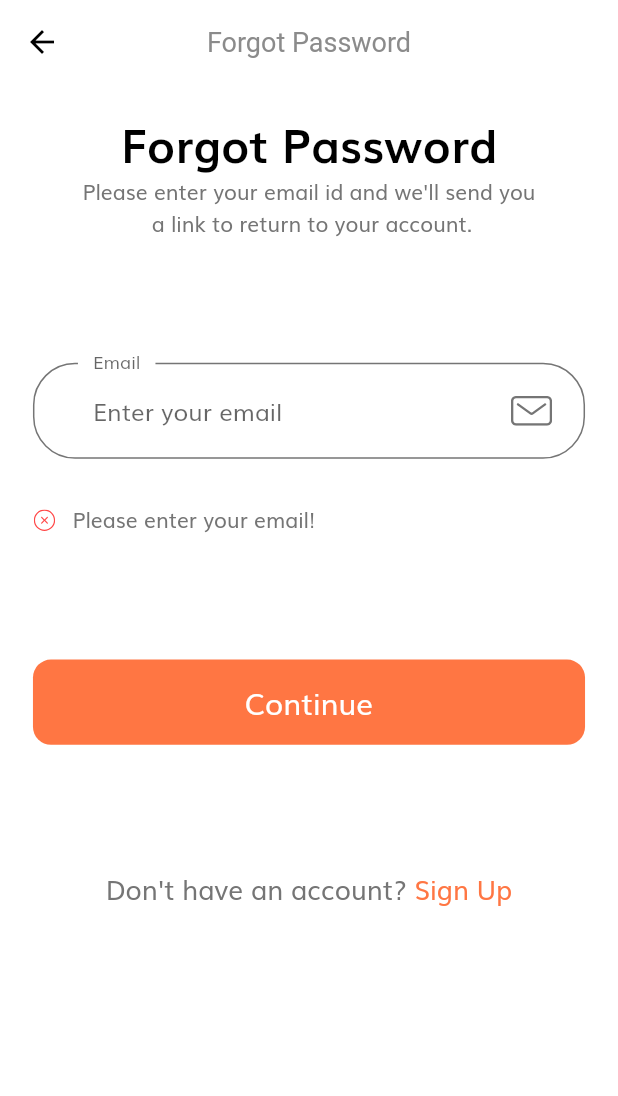
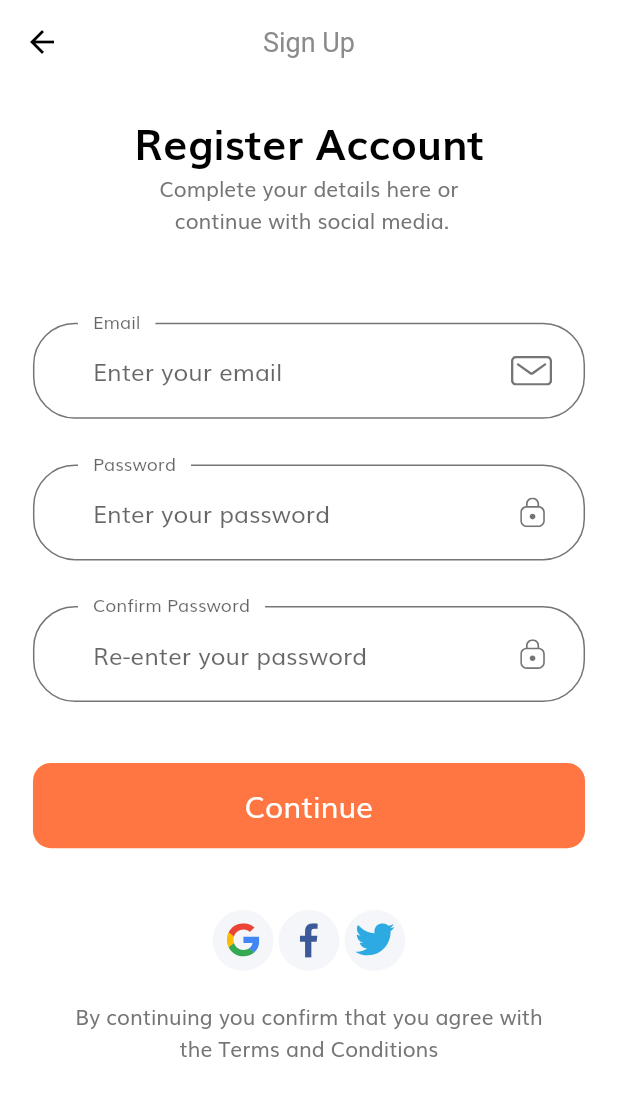
Before and after one commit to syedhaffiz/shopping_app, a Flutter app: the ForgotPasswordScreen screen opened by its route, after a tap on "Continue", after a tap on "Sign Up", on a phone screen of 412 x 824 dp. Shown: the top 1096 px of the screen. Run offline on Flutter 3.47's test engine with Material 2 defaults, Android fonts, the phone set to English and light mode, and no system bars; our stand-ins replace flutter_svg.

Commit message:
Signup screen implemented

```diff
--- a/lib/components/no_account_text.dart
+++ b/lib/components/no_account_text.dart
@@ -1,5 +1,5 @@
 import 'package:flutter/material.dart';
-import 'package:shopping_app/screens/forgot_password/forgot_password_screen.dart';
+import 'package:shopping_app/screens/sign_up/sign_up_screen.dart';
 
 import '../size_config.dart';
 import '../constants.dart';
@@ -21,7 +21,9 @@ class NoAccountText extends StatelessWidget {
           ),
         ),
         GestureDetector(
-          onTap: () {},
+          onTap: () {
+            Navigator.pushNamed(context, SignUpScreen.routeName);
+          },
           child: Text(
             "Sign Up",
             style: TextStyle(
--- a/lib/constants.dart
+++ b/lib/constants.dart
@@ -1,4 +1,5 @@
 import 'package:flutter/material.dart';
+import 'size_config.dart';
 
 const kPrimaryColor = Color(0xFFFF7643);
 const kPrimaryLightColor = Color(0xFFFFECDF);
@@ -11,6 +12,13 @@ const kTextColor = Color(0xFF757575);
 
 const kAnimationDuration = Duration(milliseconds: 200);
 
+final headingStyle = TextStyle(
+  fontSize: getProportionateScreenHeight(28),
+  fontWeight: FontWeight.bold,
+  color: Colors.black,
+  height: 1.5,
+);
+
 // Form Related
 final RegExp emailValidatorRegExp =
     RegExp(r"^[a-zA-Z0-9.]+@[a-zA-Z0-9]+\.[a-zA-Z]+");
--- a/lib/routes.dart
+++ b/lib/routes.dart
@@ -1,5 +1,6 @@
 import 'package:flutter/widgets.dart';
 import 'package:shopping_app/screens/forgot_password/forgot_password_screen.dart';
+import 'package:shopping_app/screens/sign_up/sign_up_screen.dart';
 import 'package:shopping_app/screens/signin/signin_screen.dart';
 import 'package:shopping_app/screens/signin_success/signin_success_screen.dart';
 import 'package:shopping_app/screens/splash/splash_screen.dart';
@@ -11,4 +12,5 @@ final Map<String, WidgetBuilder> routes = {
   SigninScreen.routeName: (context) => SigninScreen(),
   ForgotPasswordScreen.routeName: (context) => ForgotPasswordScreen(),
   SigninSuccessSreen.routeName: (context) => SigninSuccessSreen(),
+  SignUpScreen.routeName: (context) => SignUpScreen(),
 };
--- /dev/null
+++ b/lib/screens/sign_up/components/body.dart
@@ -0,0 +1,68 @@
+import 'package:flutter/material.dart';
+import 'package:shopping_app/components/social_card.dart';
+import 'package:shopping_app/screens/sign_up/components/signup_form.dart';
+
+import '../../../size_config.dart';
+import '../../../constants.dart';
+
+class Body extends StatelessWidget {
+  @override
+  Widget build(BuildContext context) {
+    return SizedBox(
+      width: double.infinity,
+      child: Padding(
+        padding: EdgeInsets.symmetric(
+          horizontal: getProportionateScreenWidth(20),
+        ),
+        child: SingleChildScrollView(
+          child: Column(
+            children: [
+              SizedBox(
+                height: SizeConfig.screenHeight * 0.02,
+              ),
+              Text(
+                "Register Account",
+                style: headingStyle,
+              ),
+              Text(
+                "Complete your details here or \n continue with social media.",
+                textAlign: TextAlign.center,
+              ),
+              SizedBox(
+                height: SizeConfig.screenHeight * 0.07, // 8% of total height
+              ),
+              SignupForm(),
+              SizedBox(
+                height: SizeConfig.screenHeight * 0.05,
+              ),
+              Row(
+                mainAxisAlignment: MainAxisAlignment.center,
+                children: [
+                  SocialCard(
+                    icon: "assets/icons/google-icon.svg",
+                    press: () {},
+                  ),
+                  SocialCard(
+                    icon: "assets/icons/facebook-2.svg",
+                    press: () {},
+                  ),
+                  SocialCard(
+                    icon: "assets/icons/twitter.svg",
+                    press: () {},
+                  )
+                ],
+              ),
+              SizedBox(
+                height: getProportionateScreenHeight(20),
+              ),
+              Text(
+                "By continuing you confirm that you agree with \nthe Terms and Conditions",
+                textAlign: TextAlign.center,
+              ),
+            ],
+          ),
+        ),
+      ),
+    );
+  }
+}
--- /dev/null
+++ b/lib/screens/sign_up/components/signup_form.dart
@@ -0,0 +1,174 @@
+import 'package:flutter/material.dart';
+
+import 'package:shopping_app/components/default_button.dart';
+import 'package:shopping_app/components/form_error.dart';
+
+import './../../../components/custom_suffix_icon.dart';
+import '../../../constants.dart';
+import '../../../size_config.dart';
+
+class SignupForm extends StatefulWidget {
+  @override
+  _SignupFormState createState() => _SignupFormState();
+}
+
+class _SignupFormState extends State<SignupForm> {
+  final _formkey = GlobalKey<FormState>();
+  String email;
+  String password;
+  String confirmPassword;
+  final List<String> errors = [];
+
+  @override
+  Widget build(BuildContext context) {
+    return Form(
+      key: _formkey,
+      child: Column(
+        children: [
+          buildEmailFormField(),
+          SizedBox(
+            height: getProportionateScreenHeight(30),
+          ),
+          buildPasswordFormField(),
+          SizedBox(
+            height: getProportionateScreenHeight(30),
+          ),
+          buildConfirmPasswordFormField(),
+          FormErrors(errors: errors),
+          SizedBox(
+            height: getProportionateScreenHeight(40),
+          ),
+          DefaultButton(
+            text: "Continue",
+            press: () {
+              if (_formkey.currentState.validate()) {
+                // TODO: Go to complete profile page
+              }
+            },
+          ),
+        ],
+      ),
+    );
+  }
+
+  TextFormField buildEmailFormField() {
+    return TextFormField(
+      keyboardType: TextInputType.emailAddress,
+      onSaved: (newValue) => email = newValue,
+      onChanged: (value) {
+        if (value.isNotEmpty && errors.contains(kEmailNullError)) {
+          setState(() {
+            errors.remove(kEmailNullError);
+          });
+        } else if (emailValidatorRegExp.hasMatch(value) &&
+            errors.contains(kInvalidEmailError)) {
+          setState(() {
+            errors.remove(kInvalidEmailError);
+          });
+        }
+        return null;
+      },
+      validator: (value) {
+        if (value.isEmpty && !errors.contains(kEmailNullError)) {
+          setState(() {
+            errors.add(kEmailNullError);
+          });
+
+          return "";
+        } else if (!emailValidatorRegExp.hasMatch(value) &&
+            !errors.contains(kInvalidEmailError)) {
+          setState(() {
+            errors.add(kInvalidEmailError);
+          });
+          return "";
+        }
+        return null;
+      },
+      decoration: InputDecoration(
+        labelText: "Email",
+        hintText: "Enter your email",
+        floatingLabelBehavior: FloatingLabelBehavior.always,
+        suffixIcon: CustomSuffixIcon(
+          svgIcon: "assets/icons/Mail.svg",
+        ),
+      ),
+    );
+  }
+
+  TextFormField buildPasswordFormField() {
+    return TextFormField(
+      obscureText: true,
+      onSaved: (newValue) => password = newValue,
+      onChanged: (value) {
+        if (value.isNotEmpty && errors.contains(kPwdNullError)) {
+          setState(() {
+            errors.remove(kPwdNullError);
+          });
+        } else if (value.length >= 6 && errors.contains(kShortPwdError)) {
+          setState(() {
+            errors.remove(kShortPwdError);
+          });
+        }
+        password = value;
+        return null;
+      },
+      validator: (value) {
+        if (value.isEmpty && !errors.contains(kPwdNullError)) {
+          setState(() {
+            errors.add(kPwdNullError);
+          });
+          return "";
+        } else if (value.length < 6 && !errors.contains(kShortPwdError)) {
+          setState(() {
+            errors.add(kShortPwdError);
+          });
+          return "";
+        }
+        return null;
+      },
+      decoration: InputDecoration(
+        labelText: "Password",
+        hintText: "Enter your password",
+        floatingLabelBehavior: FloatingLabelBehavior.always,
+        suffixIcon: CustomSuffixIcon(
+          svgIcon: "assets/icons/Lock.svg",
+        ),
+      ),
+    );
+  }
+
+  TextFormField buildConfirmPasswordFormField() {
+    return TextFormField(
+      obscureText: true,
+      onSaved: (newValue) => confirmPassword = newValue,
+      onChanged: (value) {
+        if (password == confirmPassword) {
+          setState(() {
+            errors.remove(kMatchPwdsError);
+          });
+        }
+        return null;
+      },
+      validator: (value) {
+        if (value.isEmpty) {
+          return "";
+        } else if (password != confirmPassword &&
+            !errors.contains(kMatchPwdsError)) {
+          setState(() {
+            errors.add(kMatchPwdsError);
+          });
+          return "";
+        }
+        return null;
+      },
+      decoration: InputDecoration(
+        labelText: "Confirm Password",
+        hintText: "Re-enter your password",
+        floatingLabelBehavior: FloatingLabelBehavior.always,
+        suffixIcon: CustomSuffixIcon(
+          svgIcon: "assets/icons/Lock.svg",
+        ),
+      ),
+    );
+  }
+}
--- /dev/null
+++ b/lib/screens/sign_up/sign_up_screen.dart
@@ -0,0 +1,18 @@
+import 'package:flutter/material.dart';
+
+import 'package:shopping_app/screens/sign_up/components/body.dart';
+
+class SignUpScreen extends StatelessWidget {
+  static String routeName = "/sign_up";
+
+  @override
+  Widget build(BuildContext context) {
+    return Scaffold(
+      appBar: AppBar(
+        title: Text("Sign Up"),
+        centerTitle: true,
+      ),
+      body: Body(),
+    );
+  }
+}
```
